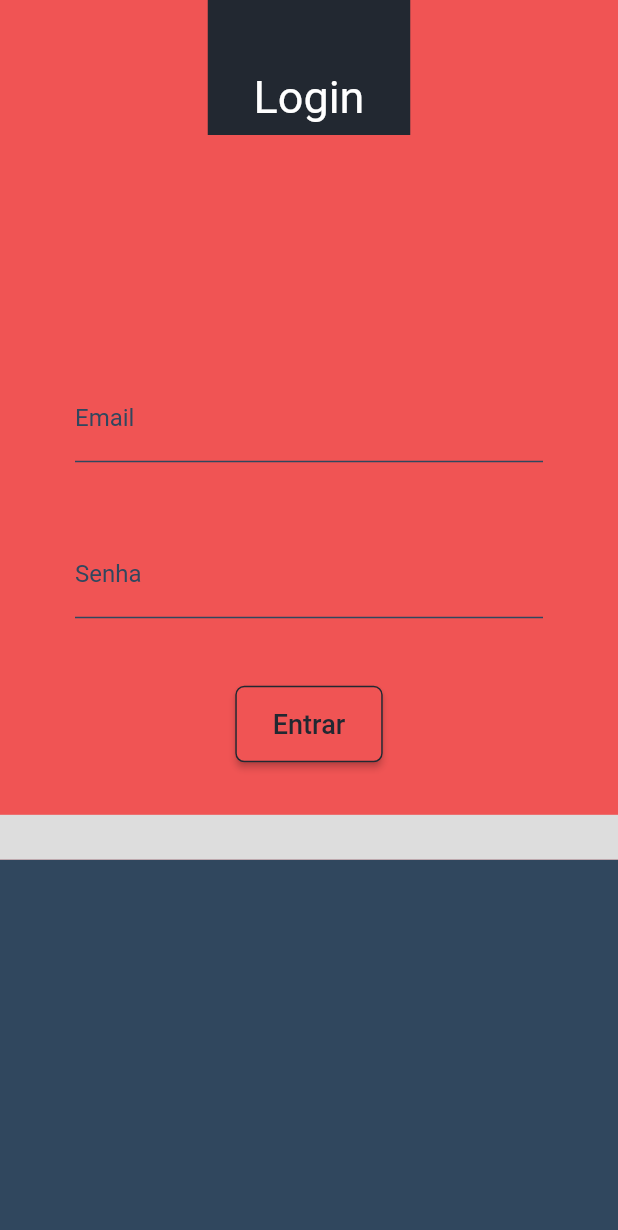
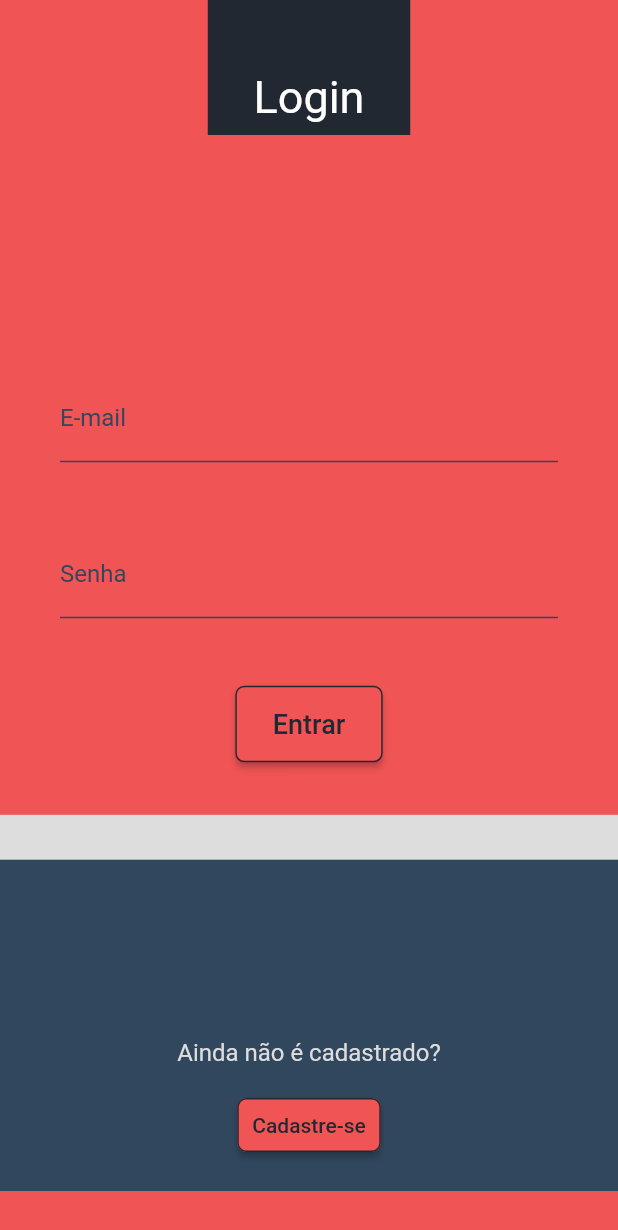
Before and after one commit to gabrielar4ujo/capyba-challenge-frontend, a Flutter app: the screen it shows after launch, on a phone screen of 412 x 824 dp. Shown: the top 1230 px of the screen. Run offline on Flutter 3.47's test engine with Material 2 defaults, Android fonts, the light colour scheme and no system bars.

Commit message:
creating and adjusting layout along with text form field functionality

```diff
--- a/lib/locales/pt_br/_labels.dart
+++ b/lib/locales/pt_br/_labels.dart
@@ -1,4 +1,4 @@
 const labels = {
-  "email": "Email",
+  "email": "E-mail",
   "password": "Senha"
 };
--- a/lib/pages/LoginPage/login_page.dart
+++ b/lib/pages/LoginPage/login_page.dart
@@ -1,7 +1,8 @@
-import 'package:capyba_challenge_frontend/locales/pt_br/labels.dart';
 import 'package:capyba_challenge_frontend/pages/LoginPage/widgets/form_field.dart';
+import 'package:capyba_challenge_frontend/pages/RegisterPage/register_page.dart';
+import 'package:capyba_challenge_frontend/shared/constants/colors/colors.dart';
+import 'package:capyba_challenge_frontend/shared/widgets/custom_button.dart';
 import 'package:capyba_challenge_frontend/shared/widgets/custom_header.dart';
-import 'package:capyba_challenge_frontend/shared/widgets/input_text.dart';
 import 'package:flutter/material.dart';
 
 class LoginPage extends StatefulWidget {
@@ -17,11 +18,17 @@ class _LoginPageState extends State<LoginPage> {
   Widget build(BuildContext context) {
     final double _width = MediaQuery.of(context).size.width;
     final double _height = MediaQuery.of(context).size.height;
+    final AppColors _appColors = AppColors();
+    void _navigateToRegister() {
+      Navigator.push(context,
+          MaterialPageRoute(builder: (context) => const RegisterPage()));
+    }
+
     return Scaffold(
-      backgroundColor: const Color(0xfff05454),
+      backgroundColor: Color(_appColors.get("accentPink")),
       appBar: AppBar(
         toolbarHeight: 0,
-        backgroundColor: const Color(0xfff05454),
+        backgroundColor: Color(_appColors.get("accentPink")),
         elevation: 0,
       ),
       body: SingleChildScrollView(
@@ -39,12 +46,39 @@ class _LoginPageState extends State<LoginPage> {
             Container(
               width: _width,
               height: 30,
-              color: const Color(0xffdddddd),
+              color: Color(_appColors.get("white92")),
             ),
-            Container(
-              width: _width,
-              height: (_height * 0.45) - 30,
-              color: const Color(0xff30475e),
+            ConstrainedBox(
+              constraints: const BoxConstraints(
+                minHeight: 150,
+              ),
+              child: Container(
+                width: _width,
+                height: (_height * 0.45) - 150,
+                color: Color(_appColors.get("darkBlue")),
+                padding: const EdgeInsets.only(bottom: 20),
+                child: Column(
+                  mainAxisAlignment: MainAxisAlignment.end,
+                  children: [
+                    Text(
+                      "Ainda não é cadastrado?",
+                      style: TextStyle(
+                          fontSize: 16,
+                          color: Color(_appColors.get("white92"))),
+                    ),
+                    const Divider(
+                      color: Colors.transparent,
+                      height: 15,
+                    ),
+                    CustomButton(
+                      onPressed: _navigateToRegister,
+                      text: "Cadastre-se",
+                      fontSize: 14,
+                      size: const EdgeInsets.symmetric(vertical: 5, horizontal: 10),
+                    )
+                  ],
+                ),
+              ),
             ),
           ],
         ),
--- a/lib/pages/LoginPage/widgets/form_field.dart
+++ b/lib/pages/LoginPage/widgets/form_field.dart
@@ -1,4 +1,6 @@
 import 'package:capyba_challenge_frontend/locales/pt_br/labels.dart';
+import 'package:capyba_challenge_frontend/shared/constants/validators/text_validator.dart';
+import 'package:capyba_challenge_frontend/shared/widgets/custom_button.dart';
 import 'package:capyba_challenge_frontend/shared/widgets/input_text.dart';
 import 'package:flutter/material.dart';
 
@@ -11,6 +13,22 @@ class CustomFormField extends StatefulWidget {
 }
 
 class _CustomFormFieldState extends State<CustomFormField> {
+  String _email = "";
+  String _password = "";
+  final TextValidator _textValidator = TextValidator();
+
+  void _setEmail(text) {
+    setState(() {
+      _email = text;
+    });
+  }
+
+  void _setPassword(text) {
+    setState(() {
+      _password = text;
+    });
+  }
+
   @override
   Widget build(BuildContext context) {
     return Form(
@@ -20,6 +38,9 @@ class _CustomFormFieldState extends State<CustomFormField> {
         children: [
           InputText(
             title: Labels().get("email"),
+            onSaved: _setEmail,
+            validator: _textValidator.emailIsValid,
+            errorMessage: "Email inválido!"
           ),
           const Divider(
             color: Colors.transparent,
@@ -28,25 +49,24 @@ class _CustomFormFieldState extends State<CustomFormField> {
           InputText(
             title: Labels().get("password"),
             hiddenText: true,
+            onSaved: _setPassword,
+            validator: _textValidator.textIsNotEmpty,
+             errorMessage: "Campo de senha não pode ser vazio!"
           ),
           const Divider(
             color: Colors.transparent,
             height: 45,
           ),
-          ElevatedButton(
-              onPressed: () {},
-              style: ElevatedButton.styleFrom(
-                  primary: const Color(0xfff05454),
-                  onSurface: Colors.white,
-                  padding:
-                      const EdgeInsets.symmetric(horizontal: 25, vertical: 15),
-                  side: const BorderSide(color: Color(0xff222831)),
-                  shape: const RoundedRectangleBorder(
-                      borderRadius: BorderRadius.all(Radius.circular(6)))),
-              child: const Text(
-                "Entrar",
-                style: TextStyle(color: Color(0xff222831), fontSize: 18),
-              )),
+          CustomButton(
+              onPressed: () {
+                widget.formKey.currentState!.save();
+                if (widget.formKey.currentState!.validate())
+                  print("chamar login");
+                else
+                  print("Error, não chamar login");
+                print("Email: $_email\nPassword: $_password");
+              },
+              text: "Entrar")
         ],
       ),
     );
--- /dev/null
+++ b/lib/shared/constants/colors/colors.dart
@@ -0,0 +1,10 @@
+class AppColors {
+  final Map<String,String> _colors = {
+    "white92": "0xffdddddd",
+    "accentPink": "0xfff05454",
+    "darkBlue": "0xff30475e",
+    "mediumBlack": "0xff222831"
+  };
+
+  int get(String colorName) => int.parse(_colors[colorName].toString());
+}
--- /dev/null
+++ b/lib/shared/constants/validators/text_validator.dart
@@ -0,0 +1,11 @@
+class TextValidator {
+
+  bool emailIsValid(text) => RegExp(
+          r"^[a-zA-Z0-9.a-zA-Z0-9.!#$%&'*+-/=?^_`{|}~]+@[a-zA-Z0-9]+\.[a-zA-Z]+")
+      .hasMatch(text.toString());
+
+  bool textIsNotEmpty(text) {
+    final _text = text.toString();
+    return !(_text.isEmpty || _text.trim() == "");
+  }
+}
--- /dev/null
+++ b/lib/shared/widgets/custom_button.dart
@@ -0,0 +1,39 @@
+import 'package:capyba_challenge_frontend/shared/constants/colors/colors.dart';
+import 'package:flutter/material.dart';
+
+class CustomButton extends StatelessWidget {
+  final Function onPressed;
+  final String text;
+  final EdgeInsets size;
+  final double fontSize;
+  final String backgroundColor;
+  final String borderColor;
+
+  const CustomButton(
+      {Key? key,
+      required this.onPressed,
+      required this.text,
+      this.fontSize = 18,
+      this.borderColor = "mediumBlack",
+      this.backgroundColor = "accentPink",
+      this.size = const EdgeInsets.symmetric(horizontal: 25, vertical: 15)})
+      : super(key: key);
+
+  @override
+  Widget build(BuildContext context) {
+    final AppColors _appColors = AppColors();
+    return ElevatedButton(
+        onPressed: () => onPressed(),
+        style: ElevatedButton.styleFrom(
+            primary: Color(_appColors.get(backgroundColor)),
+            padding: size,
+            side: BorderSide(color: Color(_appColors.get(borderColor))),
+            shape: const RoundedRectangleBorder(
+                borderRadius: BorderRadius.all(Radius.circular(6)))),
+        child: Text(
+          text.toString(),
+          style: TextStyle(
+              color: Color(_appColors.get(borderColor)), fontSize: fontSize),
+        ));
+  }
+}
--- a/lib/shared/widgets/input_text.dart
+++ b/lib/shared/widgets/input_text.dart
@@ -1,24 +1,49 @@
 import 'package:flutter/material.dart';
 
 class InputText extends StatelessWidget {
+  final Function(String)? validator;
   final String title;
   final bool hiddenText;
-  const InputText({Key? key, required this.title, this.hiddenText = false }) : super(key: key);
-  final Color color = const Color(0xff30475e);
+  final Color color;
+  final double horizontalPadding;
+  final Function? onSaved;
+  final String errorMessage;
+  const InputText(
+      {Key? key,
+      required this.title,
+      // required this.onSaved,
+      this.onSaved,
+      this.hiddenText = false,
+      this.errorMessage = "",
+      this.validator,
+      this.color = const Color(0xff30475e),
+      this.horizontalPadding = 40})
+      : super(key: key);
   @override
   Widget build(BuildContext context) {
     return Padding(
-      padding: const EdgeInsets.symmetric(horizontal: 50),
+      padding: EdgeInsets.symmetric(horizontal: horizontalPadding),
       child: TextFormField(
         cursorColor: Colors.white,
+        validator: (text) {
+          if (!validator!(text.toString())) {
+            ScaffoldMessenger.of(context).showSnackBar(SnackBar(
+              content: Text(errorMessage),
+            ));
+            return "";
+          }
+        },
+        onSaved: (text) => onSaved!(text),
         style: const TextStyle(color: Colors.white),
         obscureText: hiddenText,
         decoration: InputDecoration(
+            errorStyle: const TextStyle(height: 0),
             labelText: title,
             labelStyle: TextStyle(color: color),
-            enabledBorder: UnderlineInputBorder(borderSide: BorderSide(color: color)),
-            focusedBorder: UnderlineInputBorder(borderSide: BorderSide(color: color))
-            ),
+            enabledBorder:
+                UnderlineInputBorder(borderSide: BorderSide(color: color)),
+            focusedBorder:
+                UnderlineInputBorder(borderSide: BorderSide(color: color))),
       ),
     );
   }
```
Also changed, not shown: lib/pages/RegisterPage/register_page.dart (added, +146 -0 lines).
